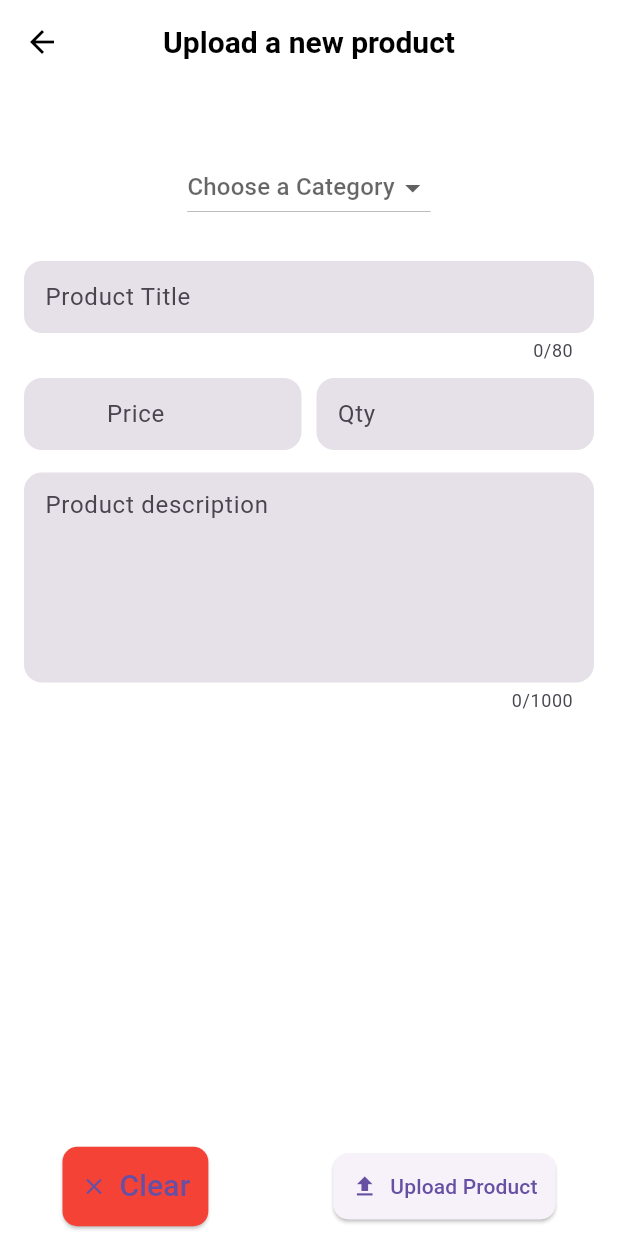
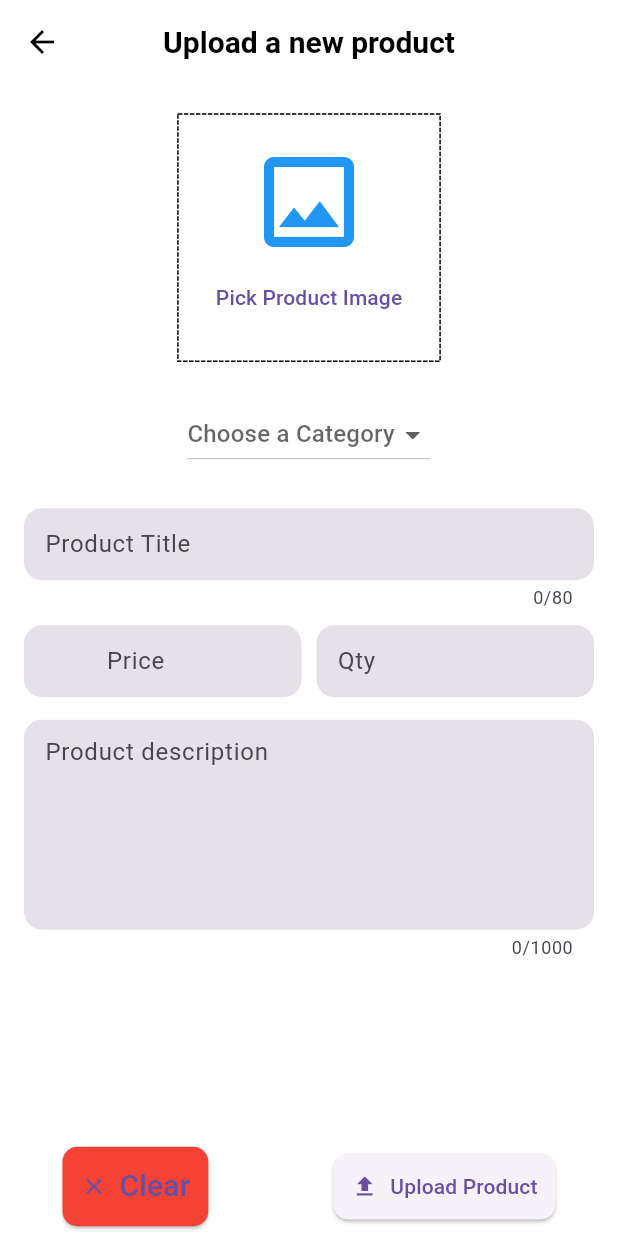
Before and after one commit to Ilevander/Flutter-ecom-shop-Application, a Flutter app: the EditOrUploadProductScreen screen opened by its route, on a phone screen of 412 x 824 dp. Run offline on Flutter 3.47's test engine with Material 3 defaults, Android fonts, the light colour scheme and no system bars; drawn by our look-alikes of dotted_border; our stand-ins replace card_swiper, fancy_shimmer_image, flutter_iconly, image_picker, ionicons, shared_preferences and 1 more; missing offline and left inert: dynamic_height_grid_view; accounts and stored records are empty.

Commit message:
Admin Panel App: Implementing the Upload Product Image widget , upload product screen Dynamic to allow the admin to edit his product

```diff
--- a/elamri_shop_admin/lib/screens/edit_upload_product_form.dart
+++ b/elamri_shop_admin/lib/screens/edit_upload_product_form.dart
@@ -1,7 +1,9 @@
 import 'dart:io';
 
+import 'package:dotted_border/dotted_border.dart';
 import 'package:elamri_shop_admin/const/app_constants.dart';
 import 'package:elamri_shop_admin/const/validator.dart';
+import 'package:elamri_shop_admin/models/product_model.dart';
 import 'package:elamri_shop_admin/services/my_app_functions.dart';
 import 'package:flutter/material.dart';
 import 'package:flutter/services.dart';
@@ -13,7 +15,8 @@ import '../widgets/title_text.dart';
 class EditOrUploadProductScreen extends StatefulWidget {
   static const routeName = '/EditOrUploadProductScreen';
 
-  const EditOrUploadProductScreen({super.key});
+  const EditOrUploadProductScreen({super.key, this.productModel});
+  final ProductModel? productModel;
   @override
   State<EditOrUploadProductScreen> createState() =>
       _EditOrUploadProductScreenState();
@@ -27,12 +30,23 @@ class _EditOrUploadProductScreenState extends State<EditOrUploadProductScreen> {
       _descriptionController,
       _quantityController;
   String? _categoryValue;
+  bool isEditing = false;
+  String? productNetworkImage;
   @override
   void initState() {
-    _titleController = TextEditingController(text: "");
-    _priceController = TextEditingController(text: "");
-    _descriptionController = TextEditingController(text: "");
-    _quantityController = TextEditingController(text: "");
+    if (widget.productModel != null) {
+      isEditing = true;
+      productNetworkImage = widget.productModel!.productImage;
+      _categoryValue = widget.productModel!.productCategory;
+    }
+    _titleController =
+        TextEditingController(text: widget.productModel?.productTitle);
+    _priceController =
+        TextEditingController(text: widget.productModel?.productPrice);
+    _descriptionController =
+        TextEditingController(text: widget.productModel?.productDescription);
+    _quantityController =
+        TextEditingController(text: widget.productModel?.productQuantity);
 
     super.initState();
   }
@@ -78,7 +92,7 @@ class _EditOrUploadProductScreenState extends State<EditOrUploadProductScreen> {
   Future<void> _editProduct() async {
     final isValid = _formKey.currentState!.validate();
     FocusScope.of(context).unfocus();
-    if (_pickedImage == null) {
+    if (_pickedImage == null && productNetworkImage == null) {
       MyAppFunctions.showErrorOrWarningDialog(
         context: context,
         subtitle: "Please pick up an image",
@@ -141,7 +155,9 @@ class _EditOrUploadProductScreenState extends State<EditOrUploadProductScreen> {
                       fontSize: 20,
                     ),
                   ),
-                  onPressed: () {},
+                  onPressed: () {
+                    clearForm();
+                  },
                 ),
                 ElevatedButton.icon(
                   style: ElevatedButton.styleFrom(
@@ -154,11 +170,15 @@ class _EditOrUploadProductScreenState extends State<EditOrUploadProductScreen> {
                     ),
                   ),
                   icon: const Icon(Icons.upload),
-                  label: const Text(
-                    "Upload Product",
+                  label: Text(
+                    isEditing ? "Edit Product" : "Upload Product",
                   ),
                   onPressed: () {
-                    _uploadProduct();
+                    if (isEditing) {
+                      _editProduct();
+                    } else {
+                      _uploadProduct();
+                    }
                   },
                 ),
               ],
@@ -180,6 +200,76 @@ class _EditOrUploadProductScreenState extends State<EditOrUploadProductScreen> {
                 ),
                 // TODO: Implement the image picker
                 // Image Picker
+                if (_pickedImage == null && productNetworkImage != null) ...[
+                  ClipRRect(
+                    borderRadius: BorderRadius.circular(12),
+                    child: Image.network(
+                      productNetworkImage!,
+                      // width: size.width * 0.7,
+                      height: size.width * 0.5,
+                      alignment: Alignment.center,
+                    ),
+                  ),
+                ] else if (_pickedImage == null) ...[
+                  SizedBox(
+                    width: size.width * 0.4 + 10,
+                    height: size.width * 0.4,
+                    child: DottedBorder(
+                        child: Center(
+                      child: Column(
+                        crossAxisAlignment: CrossAxisAlignment.center,
+                        mainAxisAlignment: MainAxisAlignment.center,
+                        children: [
+                          const Icon(
+                            Icons.image_outlined,
+                            size: 80,
+                            color: Colors.blue,
+                          ),
+                          TextButton(
+                            onPressed: () {
+                              localImagePicker();
+                            },
+                            child: const Text("Pick Product Image"),
+                          ),
+                        ],
+                      ),
+                    )),
+                  ),
+                ] else ...[
+                  ClipRRect(
+                    borderRadius: BorderRadius.circular(12),
+                    child: Image.file(
+                      File(
+                        _pickedImage!.path,
+                      ),
+                      // width: size.width * 0.7,
+                      height: size.width * 0.5,
+                      alignment: Alignment.center,
+                    ),
+                  ),
+                ],
+                if (_pickedImage != null || productNetworkImage != null) ...[
+                  Row(
+                    mainAxisAlignment: MainAxisAlignment.center,
+                    children: [
+                      TextButton(
+                        onPressed: () {
+                          localImagePicker();
+                        },
+                        child: const Text("Pick another image"),
+                      ),
+                      TextButton(
+                        onPressed: () {
+                          removePickedImage();
+                        },
+                        child: const Text(
+                          "Remove image",
+                          style: TextStyle(color: Colors.red),
+                        ),
+                      ),
+                    ],
+                  )
+                ],
 
                 const SizedBox(
                   height: 25,
--- a/elamri_shop_admin/lib/widgets/product_widget.dart
+++ b/elamri_shop_admin/lib/widgets/product_widget.dart
@@ -1,3 +1,4 @@
+import 'package:elamri_shop_admin/screens/edit_upload_product_form.dart';
 import 'package:fancy_shimmer_image/fancy_shimmer_image.dart';
 import 'package:flutter/material.dart';
 import 'package:provider/provider.dart';
@@ -29,7 +30,18 @@ class _ProductWidgetState extends State<ProductWidget> {
         : Padding(
             padding: const EdgeInsets.all(0.0),
             child: GestureDetector(
-              onTap: () {},
+              onTap: () {
+                Navigator.push(
+                  context,
+                  MaterialPageRoute(
+                    builder: (context) {
+                      return EditOrUploadProductScreen(
+                        productModel: getCurrProduct,
+                      );
+                    },
+                  ),
+                );
+              },
               child: Column(
                 children: [
                   ClipRRect(
--- a/elamri_shop_admin/pubspec.yaml
+++ b/elamri_shop_admin/pubspec.yaml
@@ -43,6 +43,7 @@ dependencies:
   fancy_shimmer_image: ^2.0.2
   dynamic_height_grid_view: ^0.0.3
   image_picker: ^0.8.7+5
+  dotted_border: ^2.0.0+3
   #Utils
   uuid: ^3.0.7
 
```
Also changed, not shown: elamri_shop_admin/pubspec.lock.
